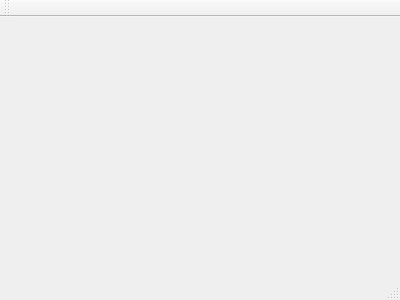
Above: qt/Piedra-papel-tijera/PiedraPapelOTijera/mainwindow.ui from emanuelpeg/codigoCpp2019 before the change. Below: the same form after it.
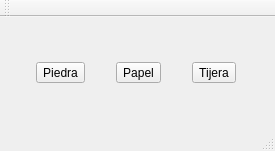
That is the form after the change.

The edit to the form file:
```diff
--- a/qt/Piedra-papel-tijera/PiedraPapelOTijera/mainwindow.ui
+++ b/qt/Piedra-papel-tijera/PiedraPapelOTijera/mainwindow.ui
@@ -1,24 +1,63 @@
 <ui version="4.0">
  <class>MainWindow</class>
- <widget class="QMainWindow" name="MainWindow" >
-  <property name="geometry" >
+ <widget class="QMainWindow" name="MainWindow">
+  <property name="geometry">
    <rect>
     <x>0</x>
     <y>0</y>
-    <width>400</width>
-    <height>300</height>
+    <width>275</width>
+    <height>151</height>
    </rect>
   </property>
   <property name="windowTitle" >
    <string>MainWindow</string>
   </property>
-  <widget class="QMenuBar" name="menuBar" />
-  <widget class="QToolBar" name="mainToolBar" />
-  <widget class="QWidget" name="centralWidget" />
-  <widget class="QStatusBar" name="statusBar" />
+  <widget class="QWidget" name="centralWidget">
+   <layout class="QHBoxLayout" name="horizontalLayout">
+    <item>
+     <widget class="QToolButton" name="toolButton">
+      <property name="text">
+       <string>Piedra</string>
+      </property>
+     </widget>
+    </item>
+    <item>
+     <widget class="QToolButton" name="toolButton_2">
+      <property name="text">
+       <string>Papel</string>
+      </property>
+     </widget>
+    </item>
+    <item>
+     <widget class="QToolButton" name="toolButton_3">
+      <property name="text">
+       <string>Tijera</string>
+      </property>
+     </widget>
+    </item>
+   </layout>
+  </widget>
+  <widget class="QMenuBar" name="menuBar">
+   <property name="geometry">
+    <rect>
+     <x>0</x>
+     <y>0</y>
+     <width>275</width>
+     <height>23</height>
+    </rect>
+   </property>
+  </widget>
+  <widget class="QToolBar" name="mainToolBar">
+   <attribute name="toolBarArea">
+    <enum>TopToolBarArea</enum>
+   </attribute>
+   <attribute name="toolBarBreak">
+    <bool>false</bool>
+   </attribute>
+  </widget>
+  <widget class="QStatusBar" name="statusBar"/>
  </widget>
- <layoutDefault spacing="6" margin="11" />
- <pixmapfunction></pixmapfunction>
+ <layoutdefault spacing="6" margin="11"/>
  <resources/>
  <connections/>
 </ui>
```
Left out of the diff: 5 changed lines with no effect on the pictures.
